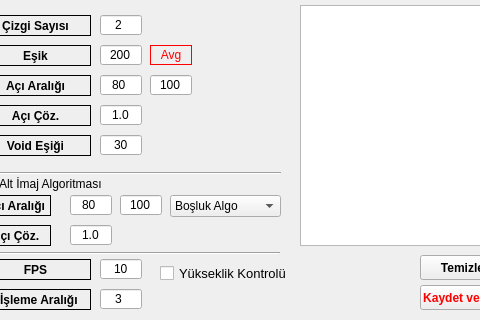
First picture: the form in setupform.ui, repository alikanarya/JTW, before the edit; both pictures show x 380 to 860 and y 185 to 505 of the 1019 by 505 pixel window.
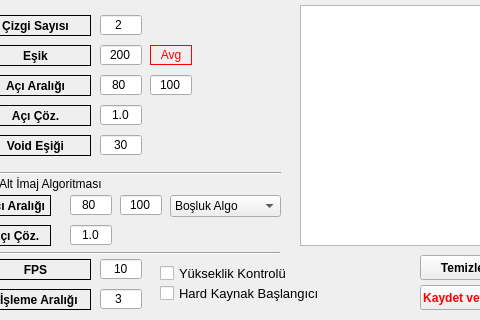
Second picture: the form after the edit. Icons and pictures are not drawn.

```diff
--- a/setupform.ui
+++ b/setupform.ui
@@ -1004,6 +1004,26 @@
     <string>Yükseklik Kontrolü</string>
    </property>
   </widget>
+  <widget class="QCheckBox" name="hardControlStartBox">
+   <property name="geometry">
+    <rect>
+     <x>540</x>
+     <y>470</y>
+     <width>161</width>
+     <height>17</height>
+    </rect>
+   </property>
+   <property name="font">
+    <font>
+     <pointsize>10</pointsize>
+     <weight>50</weight>
+     <bold>false</bold>
+    </font>
+   </property>
+   <property name="text">
+    <string>Hard Kaynak Başlangıcı</string>
+   </property>
+  </widget>
  </widget>
  <resources>
   <include location="icons.qrc"/>
```
Left out of the diff: 17 changed lines with no effect on the pictures.
